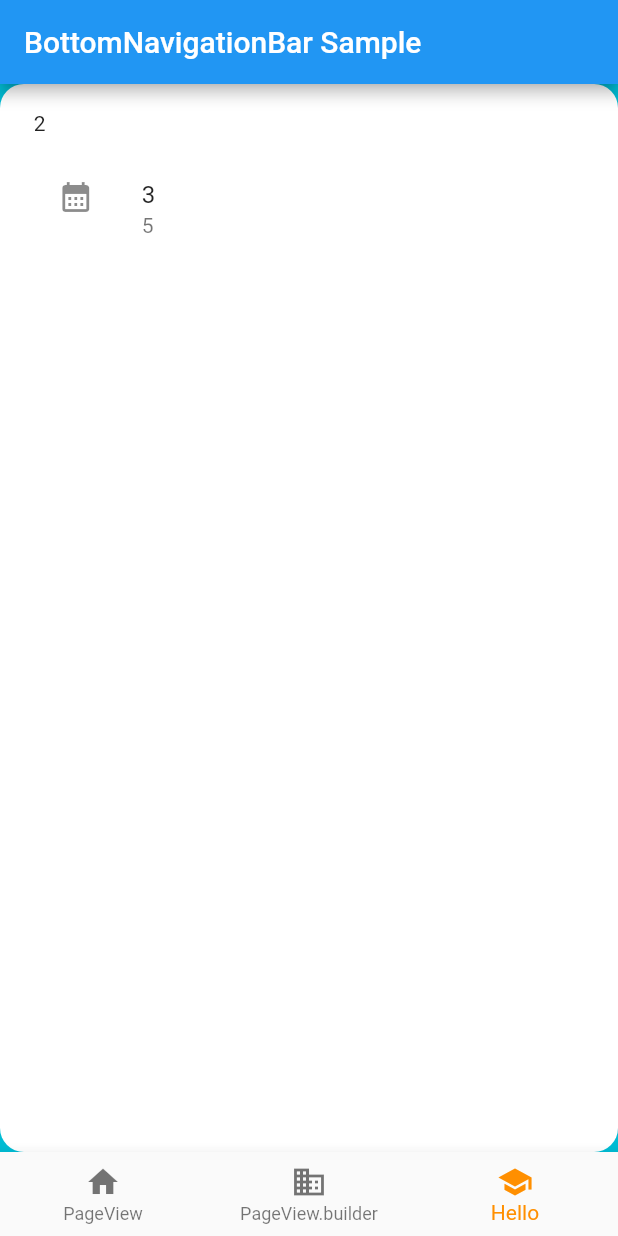
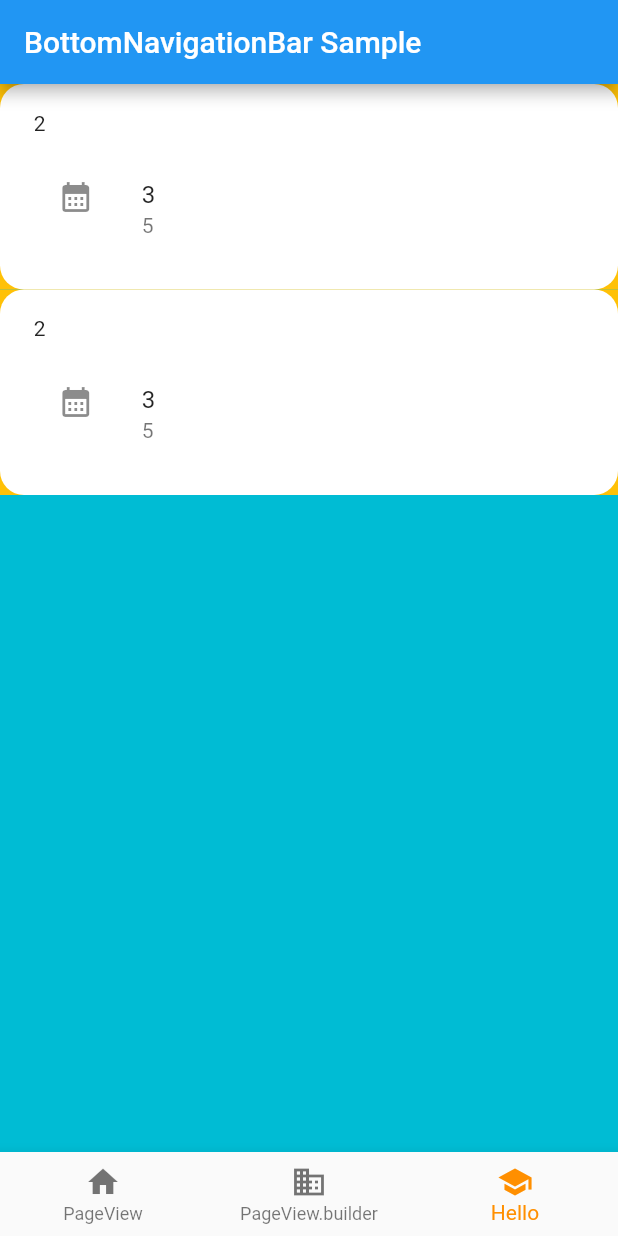
Before and after one commit to GabrielKiesshau/semantics_tests, a Flutter app: the screen it shows after launch, item 3 of the bottom bar chosen, on a phone screen of 412 x 824 dp. Run offline on Flutter 3.47's test engine with Material 2 defaults, Android fonts, the phone set to English and light mode, and no system bars.

Commit message:
Created SemanticsFix widget

```diff
--- a/lib/hello.dart
+++ b/lib/hello.dart
@@ -1,18 +1,14 @@
 import 'package:flutter/material.dart';
+import 'package:semantics_tests/semantics_fix.dart';
 
 class Hello extends StatelessWidget {
   const Hello({Key key}) : super(key: key);
 
   @override
   Widget build(BuildContext context) {
-    return Stack(
-      children: [
-        SizedBox(
-          width: double.maxFinite,
-          height: double.maxFinite,
-          child: Semantics(label: 'pagina inteira'),
-        ),
-        Container(
+    return SemanticsFix(
+      semanticsLabel: 'página inteira',
+      child: Container(
         padding: const EdgeInsets.symmetric(horizontal: 22.5, vertical: 18),
         decoration: BoxDecoration(
           color: Colors.white,
@@ -45,7 +41,6 @@ class Hello extends StatelessWidget {
           ],
         ),
       ),
-      ],
     );
   }
 }
--- a/lib/home.dart
+++ b/lib/home.dart
@@ -15,18 +15,23 @@ class HomePage extends StatefulWidget {
 class _HomePageState extends State<HomePage> {
   int _selectedIndex = 0;
 
-  static const List<Widget> _widgetOptions = <Widget>[
-    ColoredBox(
+  static final List<Widget> _widgetOptions = <Widget>[
+    const ColoredBox(
       color: Colors.orange,
       child: PageViewExample(),
     ),
-    ColoredBox(
+    const ColoredBox(
       color: Colors.lime,
       child: PageViewBuilderExample(),
     ),
     ColoredBox(
       color: Colors.cyan,
-      child: Hello(),
+      child: Column(
+        children: const [
+          Hello(),
+          Hello(),
+        ],
+      ),
     ),
   ];
 
--- /dev/null
+++ b/lib/semantics_fix.dart
@@ -0,0 +1,33 @@
+import 'package:flutter/material.dart';
+
+class SemanticsFix extends StatelessWidget {
+  final Widget _child;
+  final String _semanticsLabel;
+
+  const SemanticsFix({
+    Key key,
+    Widget child,
+    String semanticsLabel,
+  })  : _child = child,
+        _semanticsLabel = semanticsLabel,
+        super(key: key);
+
+  @override
+  Widget build(BuildContext context) {
+    return Stack(
+      children: [
+        Positioned(
+          top: 0,
+          bottom: 0,
+          left: 0,
+          right: 0,
+          child: Container(
+            color: Colors.amber,
+            child: Semantics(label: _semanticsLabel),
+          ),
+        ),
+        _child,
+      ],
+    );
+  }
+}
```
Lines whose indentation alone changed are shown as unchanged.
